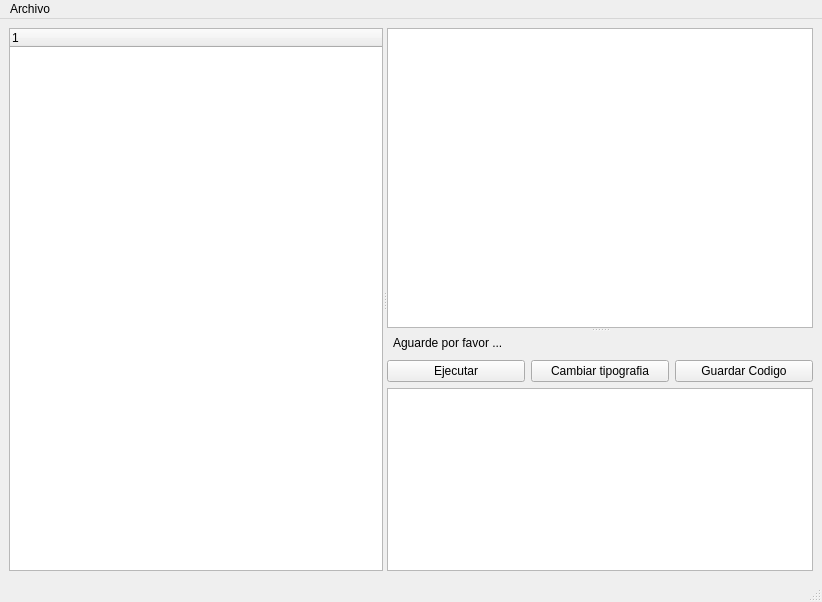
Old version of the form pilas/ejemplos/ui.ui in the repository hugoruscitti/pilas.
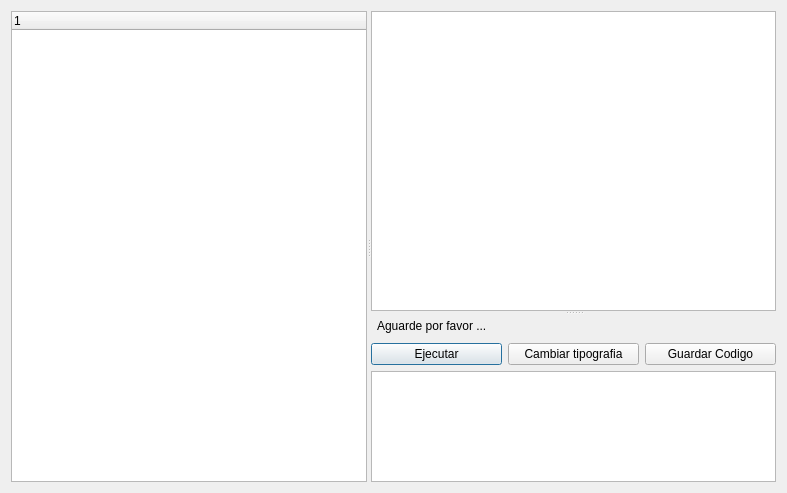
New version of the form.

Commit message: Reparando el cargador de ejemplos para que funcione desde el lanzador.

Patch:
```diff
--- a/pilas/ejemplos/ui.ui
+++ b/pilas/ejemplos/ui.ui
@@ -1,19 +1,18 @@
 <?xml version="1.0" encoding="UTF-8"?>
 <ui version="4.0">
- <class>MainWindow</class>
- <widget class="QMainWindow" name="MainWindow">
+ <class>Ejemplos</class>
+ <widget class="QDialog" name="Ejemplos">
   <property name="geometry">
    <rect>
     <x>0</x>
     <y>0</y>
-    <width>822</width>
-    <height>602</height>
+    <width>787</width>
+    <height>493</height>
    </rect>
   </property>
   <property name="windowTitle">
    <string>Ejemplos del motor pilas</string>
   </property>
-  <widget class="QWidget" name="centralwidget">
    <layout class="QGridLayout" name="gridLayout">
     <item row="0" column="0">
      <widget class="QSplitter" name="splitter_2">
@@ -138,30 +137,6 @@
      </widget>
     </item>
    </layout>
-  </widget>
-  <widget class="QMenuBar" name="menubar">
-   <property name="geometry">
-    <rect>
-     <x>0</x>
-     <y>0</y>
-     <width>822</width>
-     <height>23</height>
-    </rect>
-   </property>
-   <widget class="QMenu" name="menuArchivo">
-    <property name="title">
-     <string>Archivo</string>
-    </property>
-    <addaction name="actionSalir"/>
-   </widget>
-   <addaction name="menuArchivo"/>
-  </widget>
-  <widget class="QStatusBar" name="statusbar"/>
-  <action name="actionSalir">
-   <property name="text">
-    <string>Salir</string>
-   </property>
-  </action>
  </widget>
  <resources/>
  <connections/>
```
Left out of the diff: 2 changed lines with no effect on the pictures. Lines whose indentation alone changed are shown as unchanged. The commit also changes 4 other files.
